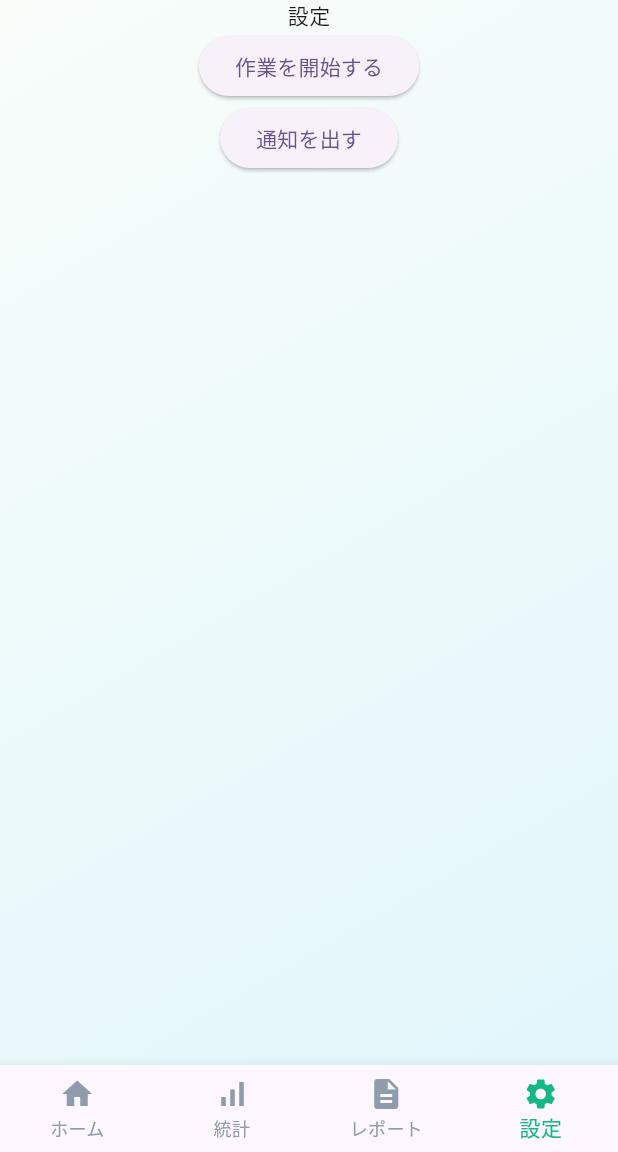
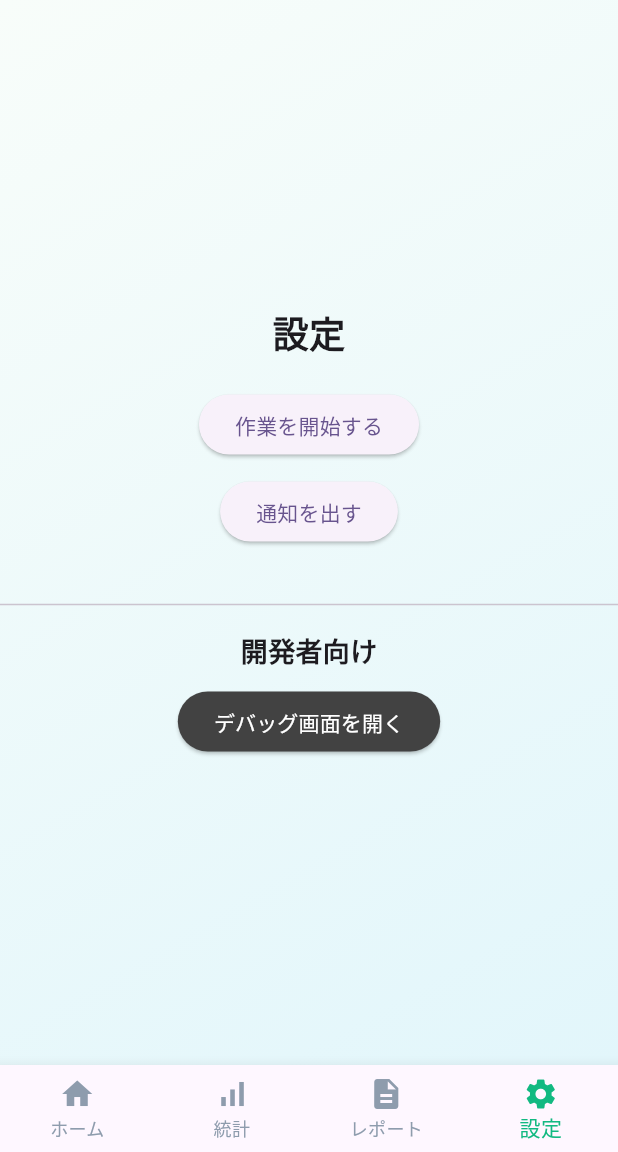
Before and after one commit to HackU-team6/frontend, a Flutter app: the screen it shows after launch, item 4 of the bottom bar chosen, on a phone screen of 412 x 824 dp, the part 84-1236 px from its top. Run offline on Flutter 3.47's test engine with Material 3 defaults, Android fonts, the phone set to English and light mode, and no system bars; our stand-ins replace flutter_local_notifications, shared_preferences; missing offline and left inert: flutter_airpods.

Commit message:
feat: キャリブレーション値のゲッターと姿勢監視クラスにリセット関数をを追加し、設定画面にデバッグ画面への遷移ボタンを追加

```diff
--- a/lib/screen/setting_screen.dart
+++ b/lib/screen/setting_screen.dart
@@ -1,4 +1,5 @@
 import 'package:flutter/material.dart';
+import 'debug_screen.dart';
 
 class SettingScreen extends StatefulWidget {
   final VoidCallback onStartPressed;
@@ -26,15 +27,35 @@ class _SettingScreenState extends State<SettingScreen> {
       ),
       child: Center(
         child: Column(
+          mainAxisAlignment: MainAxisAlignment.center,
           children: [
-            const Text('設定'),
+            const Text('設定', style: TextStyle(fontSize: 24, fontWeight: FontWeight.bold)),
+            const SizedBox(height: 20),
             ElevatedButton(
               onPressed: widget.onStartPressed,
               child: const Text('作業を開始する'),
             ),
+            const SizedBox(height: 10),
             ElevatedButton(
               onPressed: widget.onNotifyPressed,
               child: const Text('通知を出す'),
+            ),
+            const SizedBox(height: 30),
+            const Divider(),
+            const SizedBox(height: 10),
+            const Text('開発者向け', style: TextStyle(fontSize: 18, fontWeight: FontWeight.bold)),
+            const SizedBox(height: 10),
+            ElevatedButton(
+              onPressed: () {
+                Navigator.push(
+                  context,
+                  MaterialPageRoute(builder: (context) => const DebugScreen()),
+                );
+              },
+              style: ElevatedButton.styleFrom(
+                backgroundColor: Colors.grey[800],
+              ),
+              child: const Text('デバッグ画面を開く', style: TextStyle(color: Colors.white)),
             ),
           ],
         ),
```
Also changed, not shown: lib/services/posture_analyzer.dart (+12 -0 lines).
